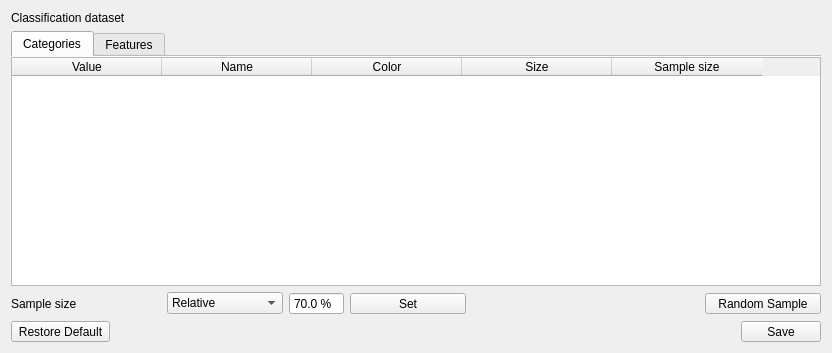
Qt form enmapbox/coreapps/classificationdatasetmanagerapp/classificationdatasetmanagergui.ui (EnMAP-Box/enmap-box) before a commit.
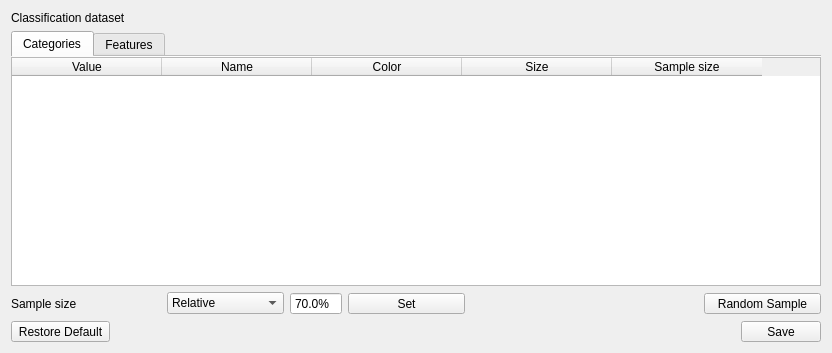
The same form after that commit. Icons and pictures are not drawn. Custom widgets are drawn as their Qt base class.

```diff
--- a/enmapbox/coreapps/classificationdatasetmanagerapp/classificationdatasetmanagergui.ui
+++ b/enmapbox/coreapps/classificationdatasetmanagerapp/classificationdatasetmanagergui.ui
@@ -237,7 +237,7 @@
             <string/>
            </property>
            <property name="suffix">
-            <string> %</string>
+                                                <string>%</string>
            </property>
            <property name="decimals">
             <number>1</number>
```
Left out of the diff: 7 changed lines with no effect on the pictures. Lines whose indentation alone changed are shown as unchanged.
